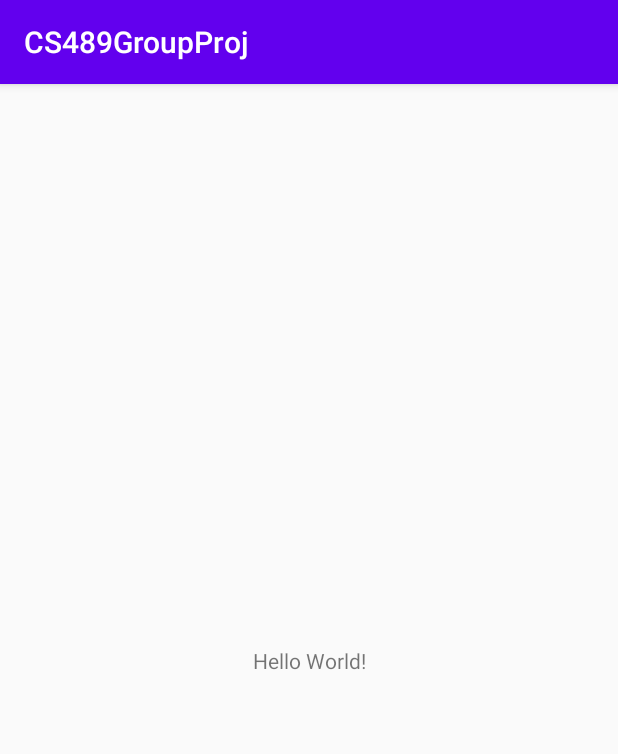
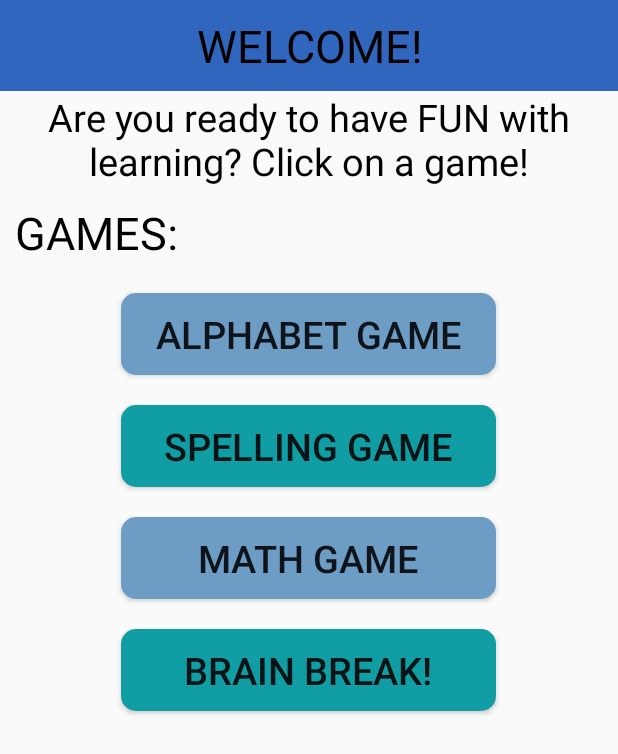
Before and after one commit to vrmatos/CS489GroupProj, an Android app: the screen it shows after launch (MainActivity), on a phone screen of 412 x 824 dp. Shown: the top 754 px of the screen. Run offline under Robolectric (Android 15) with nearby library versions, the phone set to English and light mode, and no system bars.

Commit message:
Spelling Game - says words from file Main Game - design completed

```diff
--- a/app/src/main/AndroidManifest.xml
+++ b/app/src/main/AndroidManifest.xml
@@ -1,6 +1,8 @@
 <?xml version="1.0" encoding="utf-8"?>
 <manifest xmlns:android="http://schemas.android.com/apk/res/android"
     package="com.victoriamatos.cs489groupproj">
+
+    <uses-permission android:name="android.permission.WRITE_EXTERNAL_STORAGE" />
 
     <application
         android:allowBackup="true"
--- a/app/src/main/java/com/victoriamatos/cs489groupproj/ChooseDiffActivity.java
+++ b/app/src/main/java/com/victoriamatos/cs489groupproj/ChooseDiffActivity.java
@@ -8,12 +8,13 @@ import android.view.View;
 import androidx.appcompat.app.AppCompatActivity;
 
 public class ChooseDiffActivity extends AppCompatActivity {
-    public int level;
+    public static int level;
 
     @Override
     protected void onCreate(Bundle savedInstanceState) {
         super.onCreate(savedInstanceState);
         setContentView(R.layout.choose_difficulty);
+        getSupportActionBar().hide();
         level = 0;
 
     }
--- /dev/null
+++ b/app/src/main/res/drawable/rounded_corners_sea_green_dark.xml
@@ -0,0 +1,9 @@
+<?xml version="1.0" encoding="utf-8"?>
+<selector xmlns:android="http://schemas.android.com/apk/res/android">
+    <item>
+        <shape android:shape="rectangle">
+            <solid android:color="@color/seaGreenDark" />
+            <corners android:radius="10dp" />
+        </shape>
+    </item>
+</selector>
--- a/app/src/main/res/layout/activity_main.xml
+++ b/app/src/main/res/layout/activity_main.xml
@@ -1,18 +1,58 @@
 <?xml version="1.0" encoding="utf-8"?>
-<androidx.constraintlayout.widget.ConstraintLayout xmlns:android="http://schemas.android.com/apk/res/android"
-    xmlns:app="http://schemas.android.com/apk/res-auto"
+<RelativeLayout
+    xmlns:android="http://schemas.android.com/apk/res/android"
     xmlns:tools="http://schemas.android.com/tools"
     android:layout_width="match_parent"
     android:layout_height="match_parent"
     tools:context=".MainActivity">
 
     <TextView
+        style="@style/BannerBox"
+        android:layout_width="match_parent"
+        android:id="@+id/welcome"
+        android:text="@string/welcome"
+        android:background="@color/blue"/>
+
+    <TextView
+        style="@style/GameLabel"
+        android:id="@+id/intro"
+        android:layout_below="@id/welcome"
+        android:text="@string/welcome_statement"/>
+
+    <TextView
+        style="@style/BannerBox"
         android:layout_width="wrap_content"
-        android:layout_height="wrap_content"
-        android:text="Hello World!"
-        app:layout_constraintBottom_toBottomOf="parent"
-        app:layout_constraintLeft_toLeftOf="parent"
-        app:layout_constraintRight_toRightOf="parent"
-        app:layout_constraintTop_toTopOf="parent" />
+        android:id="@+id/games"
+        android:layout_below="@id/intro"
+        android:text="@string/games"/>
 
-</androidx.constraintlayout.widget.ConstraintLayout>
+    <Button
+        style="@style/GameButton"
+        android:id="@+id/alphabet_game"
+        android:layout_below="@id/games"
+        android:text="ALPHABET GAME"
+        android:background="@drawable/rounded_corners_blue"/>
+
+    <Button
+        style="@style/GameButton"
+        android:id="@+id/spelling_game"
+        android:layout_below="@id/alphabet_game"
+        android:text="SPELLING GAME"
+        android:background="@drawable/rounded_corners_sea_green_dark"
+        android:onClick="playSpelling"/>
+
+    <Button
+        style="@style/GameButton"
+        android:id="@+id/math_game"
+        android:layout_below="@id/spelling_game"
+        android:text="MATH GAME"
+        android:background="@drawable/rounded_corners_blue"/>
+
+    <Button
+        style="@style/GameButton"
+        android:id="@+id/fun_game"
+        android:layout_below="@id/math_game"
+        android:text="BRAIN BREAK!"
+        android:background="@drawable/rounded_corners_sea_green_dark"/>
+
+</RelativeLayout>
--- a/app/src/main/res/values/strings.xml
+++ b/app/src/main/res/values/strings.xml
@@ -13,4 +13,8 @@
 
     <string name="banner2">SPELL THOSE WORDS!</string>
     <string name="all_done_spelling">ALL DONE!</string>
+
+    <string name="welcome_statement">Are you ready to have FUN with learning? Click on a game!</string>
+    <string name="welcome">WELCOME!</string>
+    <string name="games">GAMES:</string>
 </resources>
--- a/app/src/main/res/values/styles.xml
+++ b/app/src/main/res/values/styles.xml
@@ -21,6 +21,7 @@
         <item name="android:textSize">25sp</item>
         <item name="android:textColor">@color/black</item>
         <item name="android:layout_marginLeft">15dp</item>
+        <item name="android:layout_marginRight">15dp</item>
     </style>
 
     <style name="DifficultyButton">
@@ -29,7 +30,7 @@
         <item name="android:layout_centerHorizontal">true</item>
         <item name="android:textSize">25sp</item>
         <item name="android:padding">5dp</item>
-        <item name="android:background">@drawable/rounded_corners</item>
+        <item name="android:background">@drawable/rounded_corners_blue</item>
     </style>
 
     <style name="BestScoreBox">
@@ -64,4 +65,23 @@
         <item name="android:layout_marginLeft">10dp</item>
     </style>
 
+    <style name="GameLabel">
+        <item name="android:layout_height">wrap_content</item>
+        <item name="android:layout_width">wrap_content</item>
+        <item name="android:textSize">25sp</item>
+        <item name="android:textColor">@color/black</item>
+        <item name="android:layout_marginLeft">15dp</item>
+        <item name="android:layout_marginRight">15dp</item>
+        <item name="android:layout_centerHorizontal">true</item>
+        <item name="android:gravity">center</item>
+    </style>
+
+    <style name="GameButton">
+        <item name="android:layout_width">250dp</item>
+        <item name="android:layout_height">wrap_content</item>
+        <item name="android:layout_centerHorizontal">true</item>
+        <item name="android:textSize">25sp</item>
+        <item name="android:padding">10dp</item>
+        <item name="android:layout_margin">10dp</item>
+    </style>
 </resources>
```
Also changed, not shown: app/src/main/assets/easy.txt (added, +22 -0 lines), app/src/main/assets/hard.txt (added, +22 -0 lines), app/src/main/assets/medium.txt (added, +22 -0 lines), app/src/main/java/com/victoriamatos/cs489groupproj/GameActivity.java (+95 -68 lines), app/src/main/java/com/victoriamatos/cs489groupproj/MainActivity.java (+10 -0 lines), app/src/main/res/layout/game_layout.xml (+15 -15 lines), app/src/main/res/drawable-v24/rounded_corners_blue.xml (renamed from app/src/main/res/drawable-v24/rounded_corners.xml).
